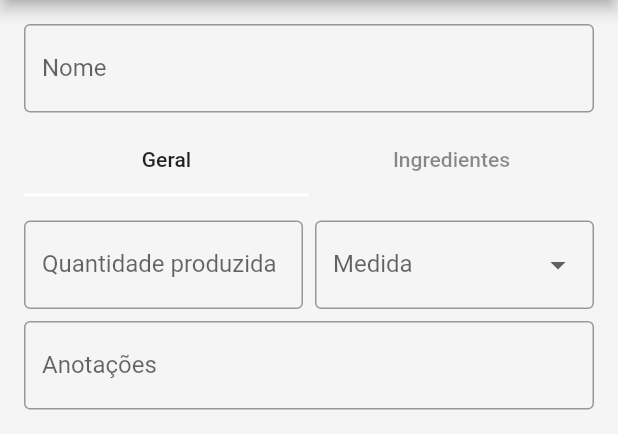
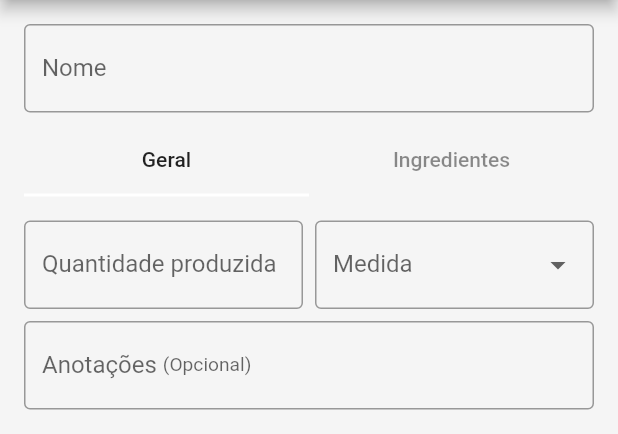
Before and after one commit to gustavo-hillesheim/kitchen_helper, a Flutter app: the EditRecipeScreen screen opened by its route, on a phone screen of 412 x 824 dp, the part 84-518 px from its top. Run offline on Flutter 3.47's test engine with Material 2 defaults, Android fonts, the phone set to English and light mode, and no system bars; our stand-ins replace auto_size_text, bloc, datetime_picker_formfield, device_preview, dropdown_search, equatable and 5 more; missing offline and left inert: multi_value_listenable_builder; accounts and stored records are empty; generated files the repository leaves out were written again.

Commit message:
Improvements in AppTextFormField usability

```diff
--- a/lib/common/widget/app_text_form_field.dart
+++ b/lib/common/widget/app_text_form_field.dart
@@ -75,8 +75,20 @@ class _AppTextFormFieldState extends State<AppTextFormField> {
       keyboardType: widget.keyboardType,
       autovalidateMode: AutovalidateMode.onUserInteraction,
       maxLines: widget.multiline ?? false ? null : 1,
+      onEditingComplete: () {
+        FocusScope.of(context).nextFocus();
+      },
       decoration: InputDecoration(
-        label: Text(widget.name),
+        label: Wrap(
+          alignment: WrapAlignment.start,
+          crossAxisAlignment: WrapCrossAlignment.center,
+          runSpacing: kExtraSmallSpace,
+          spacing: kExtraSmallSpace,
+          children: [
+            Text(widget.name),
+            if (!widget.required) const Text('(Opcional)', textScaleFactor: 0.8)
+          ],
+        ),
         prefixText: widget.prefixText,
         hintText: widget.example != null ? 'Ex.: ${widget.example}' : null,
       ),
--- a/lib/modules/clients/presenter/edit_client/widgets/addresses_list.dart
+++ b/lib/modules/clients/presenter/edit_client/widgets/addresses_list.dart
@@ -170,7 +170,6 @@ class _EditAddressFormState extends State<EditAddressForm> {
                   Row(
                     children: [
                       Expanded(
-                        flex: 2,
                         child: AppTextFormField.number(
                           name: 'CEP',
                           controller: _cepController,
```
Also changed, not shown: lib/common/widget/app_dropdown_button_field.dart (+10 -1 lines).
